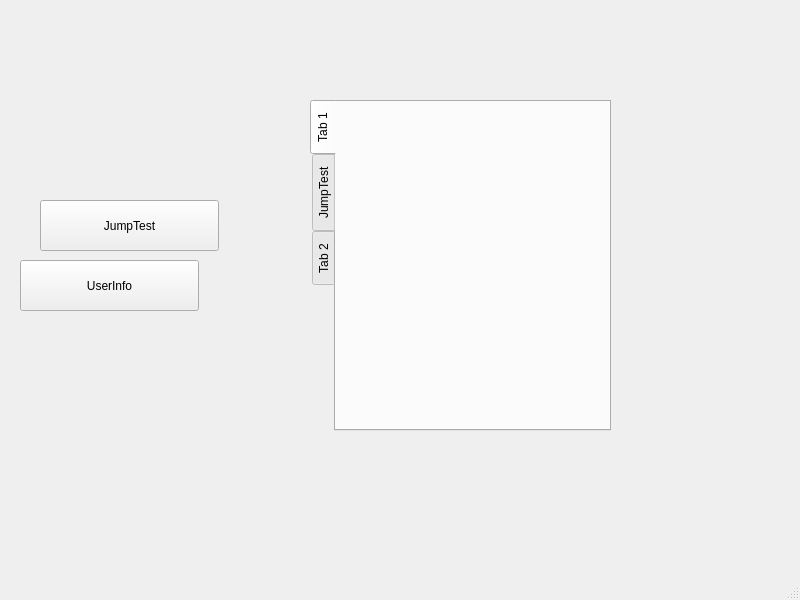
This is ACL/mainwindow.ui in Pocket99/3D_CNN_KNEE_FLEXION_ANGLE_ESTIMATION as Qt 5 draws it before an edit. The edited form follows.
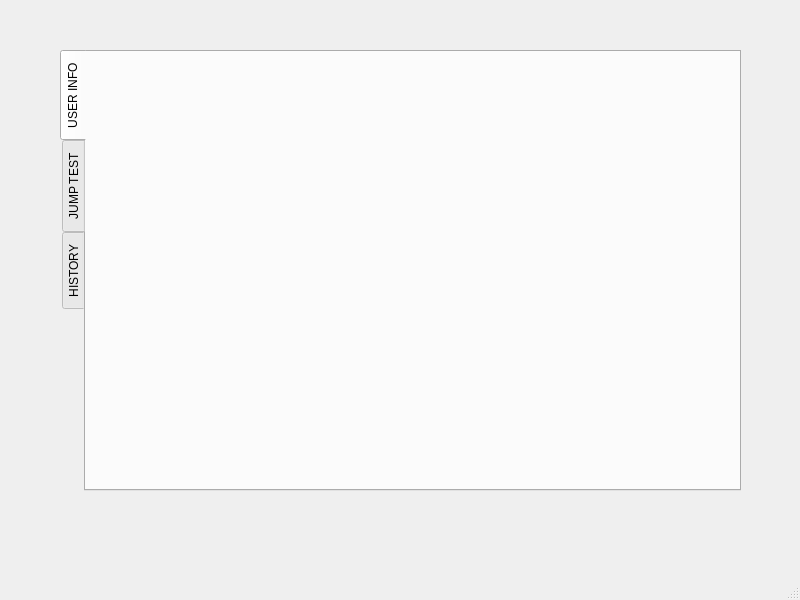
This is the edited form.

Commit message: vertical tabs

Diff of the .ui file:
```diff
--- a/ACL/mainwindow.ui
+++ b/ACL/mainwindow.ui
@@ -14,26 +14,13 @@
    <string>MainWindow</string>
   </property>
   <widget class="QWidget" name="centralwidget">
-   <widget class="QPushButton" name="JumpTestButton">
-    <property name="geometry">
-     <rect>
-      <x>40</x>
-      <y>200</y>
-      <width>179</width>
-      <height>51</height>
-     </rect>
-    </property>
-    <property name="text">
-     <string>JumpTest</string>
-    </property>
-   </widget>
    <widget class="QTabWidget" name="tabWidget">
     <property name="geometry">
      <rect>
-      <x>310</x>
-      <y>100</y>
-      <width>301</width>
-      <height>331</height>
+      <x>60</x>
+      <y>50</y>
+      <width>681</width>
+      <height>441</height>
      </rect>
     </property>
     <property name="layoutDirection">
@@ -65,41 +52,19 @@
     </property>
     <widget class="QWidget" name="tab">
      <attribute name="title">
-      <string>Tab 1</string>
-     </attribute>
-    </widget>
-    <widget class="QWidget" name="tab_3">
-     <attribute name="title">
-      <string>JumpTest</string>
+      <string>USER INFO</string>
      </attribute>
     </widget>
     <widget class="QWidget" name="tab_2">
      <attribute name="title">
-      <string>Tab 2</string>
+      <string>JUMP TEST</string>
      </attribute>
     </widget>
-   </widget>
-   <widget class="QPushButton" name="UserInfoButton">
-    <property name="enabled">
-     <bool>true</bool>
-    </property>
-    <property name="geometry">
-     <rect>
-      <x>20</x>
-      <y>260</y>
-      <width>179</width>
-      <height>51</height>
-     </rect>
-    </property>
-    <property name="sizePolicy">
-     <sizepolicy hsizetype="Minimum" vsizetype="Fixed">
-      <horstretch>0</horstretch>
-      <verstretch>20</verstretch>
-     </sizepolicy>
-    </property>
-    <property name="text">
-     <string>UserInfo</string>
-    </property>
+    <widget class="QWidget" name="tab_3">
+     <attribute name="title">
+      <string>HISTORY</string>
+     </attribute>
+    </widget>
    </widget>
   </widget>
   <widget class="QMenuBar" name="menubar">
```
Left out of the diff: 2 changed lines with no effect on the pictures. The commit also changes 1 other file.
